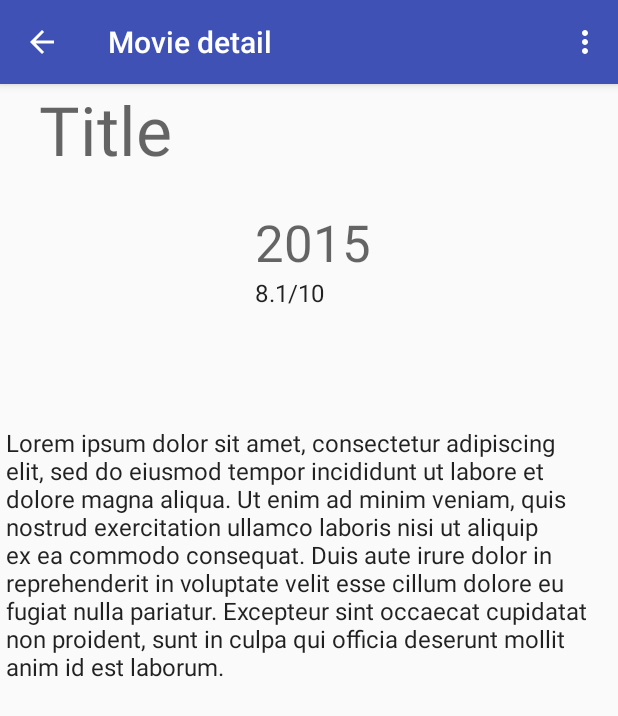
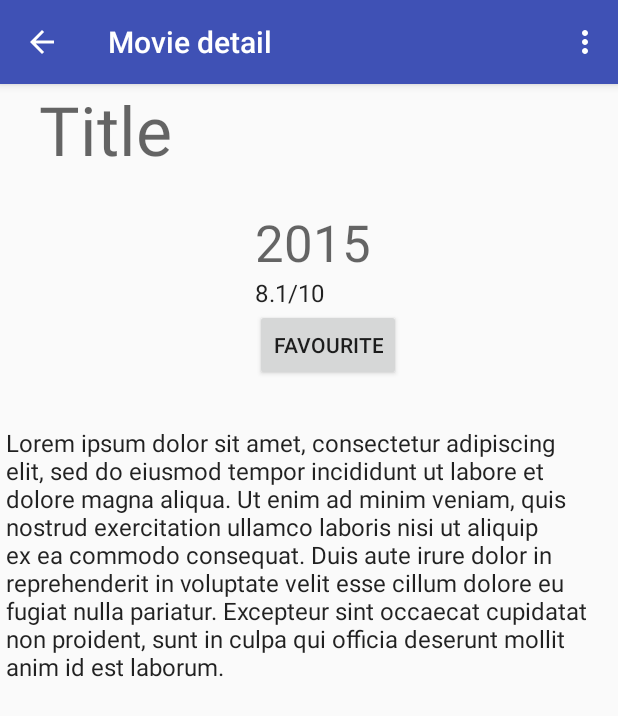
Before and after one commit to abhijeetburle/PopularMoviesApp, an Android app: the DetailActivityFragment screen opened directly, with no data from a screen before it, on a phone screen of 412 x 824 dp. Shown: the top 716 px of the screen. Run offline under Robolectric (Android 15) with nearby library versions, the phone set to English and light mode, and no system bars; our stand-ins replace ButterKnife, Picasso; pictures from the network do not load.

Commit message:
[master] p2: Added fav button

```diff
--- a/app/src/main/res/layout/fragment_detail.xml
+++ b/app/src/main/res/layout/fragment_detail.xml
@@ -74,6 +74,17 @@
                     android:textAppearance="@style/TextAppearance.AppCompat.Small"
                     android:text="8.1/10"
                     tools:text="Rating"/>
+
+                <!-- Favourite button -->
+                <Button
+                    android:id="@+id/btnFav"
+                    style="@style/styleDefaultBtn"
+                    android:layout_width="wrap_content"
+                    android:layout_height="wrap_content"
+                    android:layout_gravity="left"
+                    android:text="@string/movie_details_fav"
+                    tools:text="Favourite"
+                    />
             </LinearLayout>
         </LinearLayout>
         <!-- A plot synopsis (called overview in the api) -->
@@ -91,7 +102,7 @@
             android:id="@+id/lblTrailer"
             android:layout_width="match_parent"
             android:layout_height="wrap_content"
-            android:text="@string/trailers"
+            android:text="@string/movie_details_trailers"
             android:textAppearance="@style/TextAppearance.AppCompat.Display1"
             android:visibility="gone"
             />
@@ -123,7 +134,7 @@
             android:id="@+id/lblReview"
             android:layout_width="match_parent"
             android:layout_height="wrap_content"
-            android:text="@string/reviews"
+            android:text="@string/movie_details_reviews"
             android:textAppearance="@style/TextAppearance.AppCompat.Display1"
             android:visibility="gone"
             />
--- a/app/src/main/res/values/strings.xml
+++ b/app/src/main/res/values/strings.xml
@@ -13,6 +13,11 @@
     <string name="movie_details_user_rating">Rating</string>
     <!-- release date      -->
     <string name="movie_details_release_date">Release Date</string>
+    <string name="movie_details_trailers">Trailers</string>
+    <string name="movie_details_reviews">Reviews</string>
+    <string name="imgVideoThumbnailInfo">Description</string>
+    <string name="movie_details_fav">Favourite</string>
+
     <string name="title_activity_settings">Settings</string>
 
     <!-- Strings related to Settings -->
@@ -33,7 +38,4 @@
 
     <!-- Example General settings -->
     <string name="pref_header_general">General</string>
-    <string name="trailers">Trailers</string>
-    <string name="reviews">Reviews</string>
-    <string name="imgVideoThumbnailInfo">Description</string>
 </resources>
--- a/app/src/main/res/values/styles.xml
+++ b/app/src/main/res/values/styles.xml
@@ -21,4 +21,8 @@
         <item name="android:numColumns">3</item>
     </style>
 
+    <style name="styleDefaultBtn">
+        <item name="android:layout_gravity">center_horizontal</item>
+    </style>
+
 </resources>
```
Also changed, not shown: app/src/main/java/comabhijeetburleandriodpopularmoviesapp/github/www/popularmoviesapp/DetailActivityFragment.java (+19 -7 lines).
